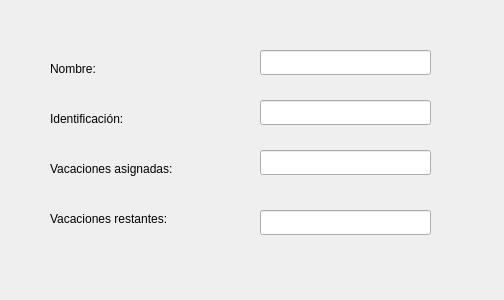
Above: Interfaz/vacation_consult.ui from Los-Pollitos/PI-Redes-Sistemas-Operativos before the change. Below: the same form after it.
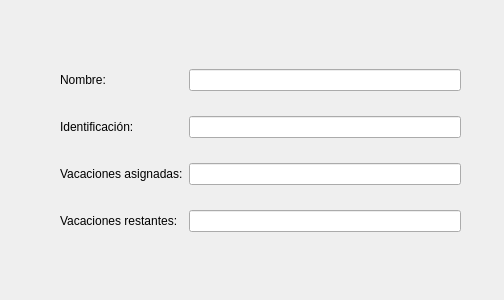
That is the form after the change.

Commit message: Actualización a ventanas de vacaciones

```diff
--- a/Interfaz/vacation_consult.ui
+++ b/Interfaz/vacation_consult.ui
@@ -13,97 +13,57 @@
   <property name="windowTitle">
    <string>Dialog</string>
   </property>
-  <widget class="QLabel" name="available_vacations_label">
+  <widget class="QWidget" name="">
    <property name="geometry">
     <rect>
-     <x>50</x>
-     <y>210</y>
-     <width>181</width>
-     <height>17</height>
-    </rect>
-   </property>
-   <property name="text">
-    <string>Vacaciones restantes:</string>
-   </property>
-  </widget>
-  <widget class="QLineEdit" name="name">
-   <property name="geometry">
-    <rect>
-     <x>260</x>
+     <x>60</x>
      <y>50</y>
-     <width>171</width>
-     <height>25</height>
+     <width>401</width>
+     <height>201</height>
     </rect>
    </property>
-  </widget>
+   <layout class="QGridLayout" name="gridLayout">
+    <item row="0" column="0">
   <widget class="QLabel" name="name_label">
-   <property name="geometry">
-    <rect>
-     <x>50</x>
-     <y>60</y>
-     <width>101</width>
-     <height>17</height>
-    </rect>
-   </property>
    <property name="text">
     <string>Nombre:</string>
    </property>
   </widget>
+    </item>
+    <item row="0" column="1">
+     <widget class="QLineEdit" name="name"/>
+    </item>
+    <item row="1" column="0">
   <widget class="QLabel" name="id_label">
-   <property name="geometry">
-    <rect>
-     <x>50</x>
-     <y>110</y>
-     <width>101</width>
-     <height>17</height>
-    </rect>
-   </property>
    <property name="text">
     <string>Identificación:</string>
    </property>
   </widget>
-  <widget class="QLineEdit" name="id">
-   <property name="geometry">
-    <rect>
-     <x>260</x>
-     <y>100</y>
-     <width>171</width>
-     <height>25</height>
-    </rect>
-   </property>
-  </widget>
+    </item>
+    <item row="1" column="1">
+     <widget class="QLineEdit" name="id"/>
+    </item>
+    <item row="2" column="0">
   <widget class="QLabel" name="vacations_label">
-   <property name="geometry">
-    <rect>
-     <x>50</x>
-     <y>160</y>
-     <width>171</width>
-     <height>17</height>
-    </rect>
-   </property>
    <property name="text">
     <string>Vacaciones asignadas:</string>
    </property>
   </widget>
-  <widget class="QLineEdit" name="available_vacations">
-   <property name="geometry">
-    <rect>
-     <x>260</x>
-     <y>210</y>
-     <width>171</width>
-     <height>25</height>
-    </rect>
-   </property>
-  </widget>
-  <widget class="QLineEdit" name="vacations">
-   <property name="geometry">
-    <rect>
-     <x>260</x>
-     <y>150</y>
-     <width>171</width>
-     <height>25</height>
-    </rect>
-   </property>
+    </item>
+    <item row="2" column="1">
+     <widget class="QLineEdit" name="vacations"/>
+    </item>
+    <item row="3" column="0">
+     <widget class="QLabel" name="available_vacations_label">
+      <property name="text">
+       <string>Vacaciones restantes:</string>
+      </property>
+     </widget>
+    </item>
+    <item row="3" column="1">
+     <widget class="QLineEdit" name="available_vacations"/>
+    </item>
+   </layout>
   </widget>
  </widget>
  <resources/>
```
Lines whose indentation alone changed are shown as unchanged. The commit also changes 1 other file.
